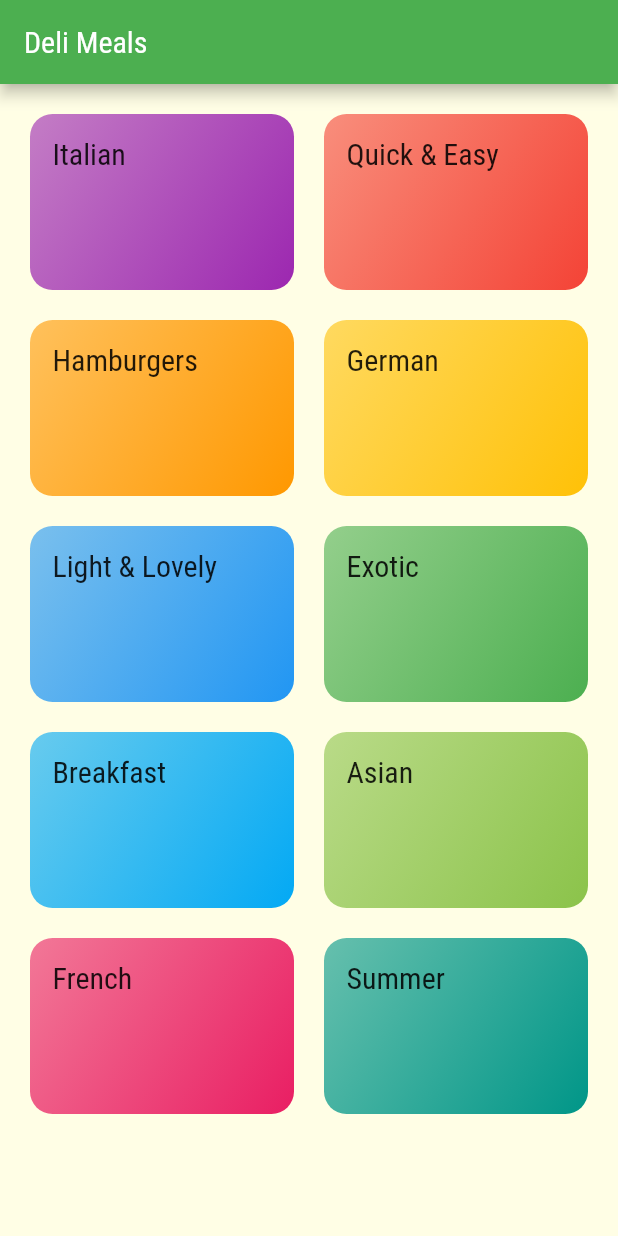
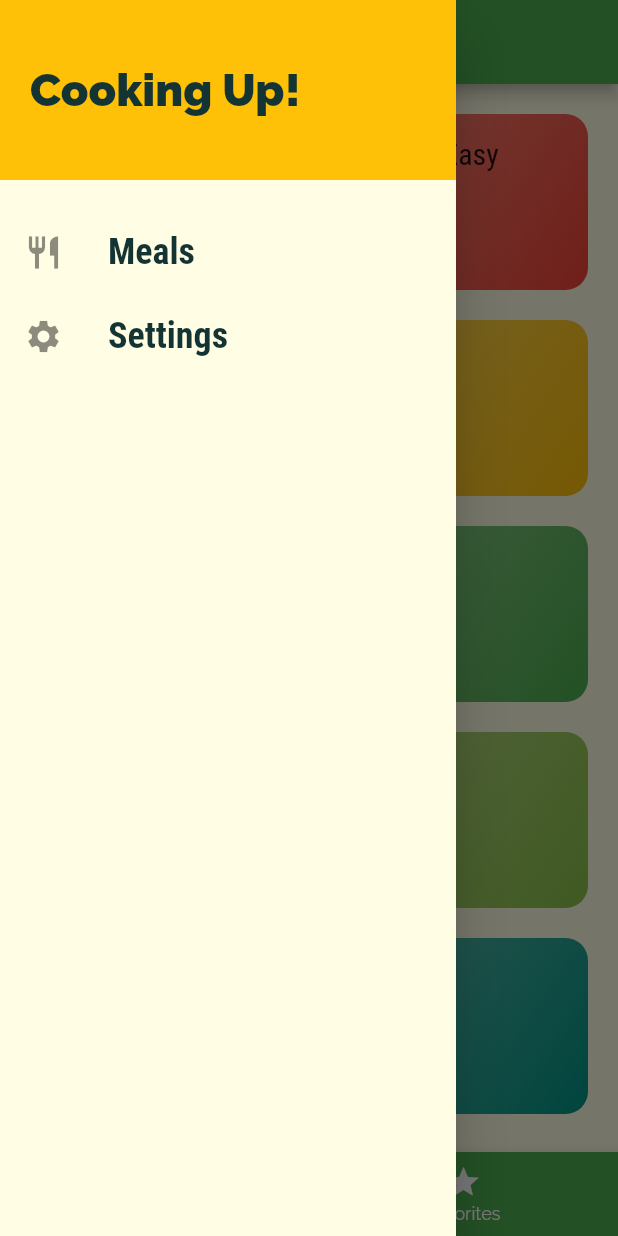
Before and after one commit to alekvelichkovikj/meals_app, a Flutter app: the screen it shows after launch, with the side drawer open (before the commit the screen has no drawer), on a phone screen of 412 x 824 dp. Run offline on Flutter 3.47's test engine with Material 2 defaults, Android fonts, the phone set to English and light mode, and no system bars.

Commit message:
added tab navigation / added drawer navigation / added meal_details_screen

```diff
--- a/lib/models/dummy_data.dart
+++ b/lib/data/dummy_data.dart
@@ -1,7 +1,7 @@
 import 'package:flutter/material.dart';
 
-import './category.dart';
-import './meal.dart';
+import '../models/category.dart';
+import '../models/meal.dart';
 
 const DUMMY_CATEGORIES = const [
   Category(
--- a/lib/main.dart
+++ b/lib/main.dart
@@ -1,6 +1,8 @@
 import 'package:flutter/material.dart';
 import 'package:meals_app/screens/categories_screen.dart';
 import 'package:meals_app/screens/category_meals_screen.dart';
+import 'package:meals_app/screens/meal_details_screen.dart';
+import 'package:meals_app/screens/tabs_screen.dart';
 
 void main() => runApp(MyApp());
 
@@ -22,14 +24,21 @@ class MyApp extends StatelessWidget {
                 color: Color.fromRGBO(20, 51, 51, 1),
               ),
               headline6: TextStyle(
+                // fontWeight: FontWeight.bold,
                 fontSize: 20,
                 fontFamily: 'RobotoCondensed',
               ),
             ),
       ),
-      home: CategoriesScreen(),
+      home: TabsScreen(),
       routes: {
         CategoriesMealsScreen.routeName: (context) => CategoriesMealsScreen(),
+        MealDetailScreen.routeName: (context) => MealDetailScreen(),
+      },
+      onUnknownRoute: (settings) {
+        return MaterialPageRoute(
+          builder: ((context) => CategoriesScreen()),
+        );
       },
     );
   }
--- a/lib/screens/categories_screen.dart
+++ b/lib/screens/categories_screen.dart
@@ -1,18 +1,14 @@
 import 'package:flutter/material.dart';
 import 'package:meals_app/widgets/category_item.dart';
 
-import '../models/dummy_data.dart';
+import '../data/dummy_data.dart';
 
 class CategoriesScreen extends StatelessWidget {
   const CategoriesScreen({Key key}) : super(key: key);
 
   @override
   Widget build(BuildContext context) {
-    return Scaffold(
-      appBar: AppBar(
-        title: const Text('Deli Meals'),
-      ),
-      body: GridView(
+    return GridView(
       padding: const EdgeInsets.all(20),
       gridDelegate: SliverGridDelegateWithMaxCrossAxisExtent(
         maxCrossAxisExtent: 200,
@@ -27,7 +23,6 @@ class CategoriesScreen extends StatelessWidget {
                 color: category.color,
               ))
           .toList(),
-      ),
     );
   }
 }
--- /dev/null
+++ b/lib/screens/tabs_screen.dart
@@ -0,0 +1,54 @@
+import 'package:flutter/material.dart';
+import 'package:meals_app/screens/categories_screen.dart';
+import 'package:meals_app/screens/favorites_screen.dart';
+import 'package:meals_app/widgets/main_drawer.dart';
+
+class TabsScreen extends StatefulWidget {
+  const TabsScreen({Key key}) : super(key: key);
+
+  @override
+  State<TabsScreen> createState() => _TabsScreenState();
+}
+
+class _TabsScreenState extends State<TabsScreen> {
+  final List<Map<String, Object>> _pages = [
+    {'page': CategoriesScreen(), 'title': 'Categories'},
+    {'page': FavoritesScreen(), 'title': 'Your Favorites'},
+  ];
+
+  int _selectedPageIndex = 0;
+
+  void _selectPage(int index) {
+    setState(() {
+      _selectedPageIndex = index;
+    });
+  }
+
+  @override
+  Widget build(BuildContext context) {
+    return Scaffold(
+      appBar: AppBar(
+        title: Text(_pages[_selectedPageIndex]['title']),
+      ),
+      drawer: MainDrawer(),
+      body: _pages[_selectedPageIndex]['page'],
+      bottomNavigationBar: BottomNavigationBar(
+        onTap: _selectPage,
+        backgroundColor: Theme.of(context).colorScheme.primary,
+        unselectedItemColor: Colors.white,
+        selectedItemColor: Theme.of(context).colorScheme.secondary,
+        currentIndex: _selectedPageIndex,
+        items: [
+          BottomNavigationBarItem(
+            icon: Icon(Icons.category),
+            label: 'Categories',
+          ),
+          BottomNavigationBarItem(
+            icon: Icon(Icons.star),
+            label: 'Favorites',
+          ),
+        ],
+      ),
+    );
+  }
+}
--- /dev/null
+++ b/lib/widgets/main_drawer.dart
@@ -0,0 +1,52 @@
+import 'package:flutter/material.dart';
+
+class MainDrawer extends StatelessWidget {
+  const MainDrawer({Key key}) : super(key: key);
+
+  Widget buildListTile(String title, IconData icon, Function onTap) {
+    return ListTile(
+      leading: Icon(
+        icon,
+        size: 26,
+      ),
+      title: Text(
+        title,
+        style: TextStyle(
+          fontFamily: 'RobotoCondensed',
+          fontSize: 24,
+          fontWeight: FontWeight.bold,
+        ),
+      ),
+      onTap: () => onTap,
+    );
+  }
+
+  @override
+  Widget build(BuildContext context) {
+    return Drawer(
+      child: Column(
+        children: [
+          Container(
+            height: 120,
+            width: double.infinity,
+            padding: EdgeInsets.all(20),
+            alignment: Alignment.centerLeft,
+            color: Theme.of(context).colorScheme.secondary,
+            child: Text(
+              'Cooking Up!',
+              style: TextStyle(
+                fontWeight: FontWeight.w900,
+                fontSize: 30,
+              ),
+            ),
+          ),
+          SizedBox(
+            height: 20,
+          ),
+          buildListTile('Meals', Icons.restaurant, null),
+          buildListTile('Settings', Icons.settings, null),
+        ],
+      ),
+    );
+  }
+}
```
Also changed, not shown: lib/screens/category_meals_screen.dart (+11 -3 lines), lib/screens/favorites_screen.dart (added, +12 -0 lines), lib/screens/meal_details_screen.dart (added, +97 -0 lines), lib/widgets/meal_item.dart (added, +155 -0 lines). Lines whose indentation alone changed are shown as unchanged.
